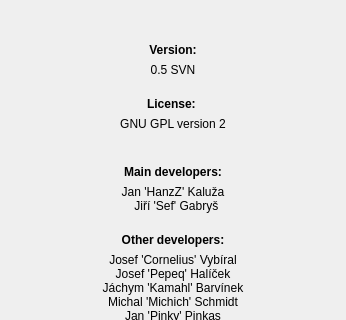
Old version of the form widgets/about.ui in the repository xmpp-graveyard/jabbim; both pictures show x 0 to 346 and y 0 to 320 of the 346 by 674 pixel window.
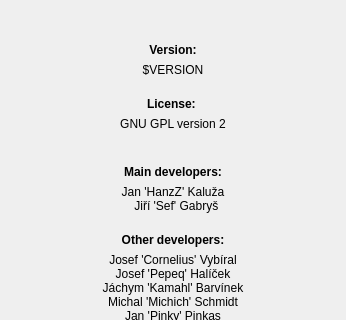
New version of the form. Icons and pictures are not drawn.

Commit message:
simplify version passing to About dialog
This removes manual modifications from about.py and makes it fully
generatable from about.ui again.

```diff
--- a/widgets/about.ui
+++ b/widgets/about.ui
@@ -165,7 +165,7 @@
          <item row="2" column="0" >
           <widget class="QLabel" name="version" >
            <property name="text" >
-            <string>0.5 SVN</string>
+            <string>$VERSION</string>
            </property>
            <property name="alignment" >
             <set>Qt::AlignCenter</set>
```
The commit also changes 2 other files.
